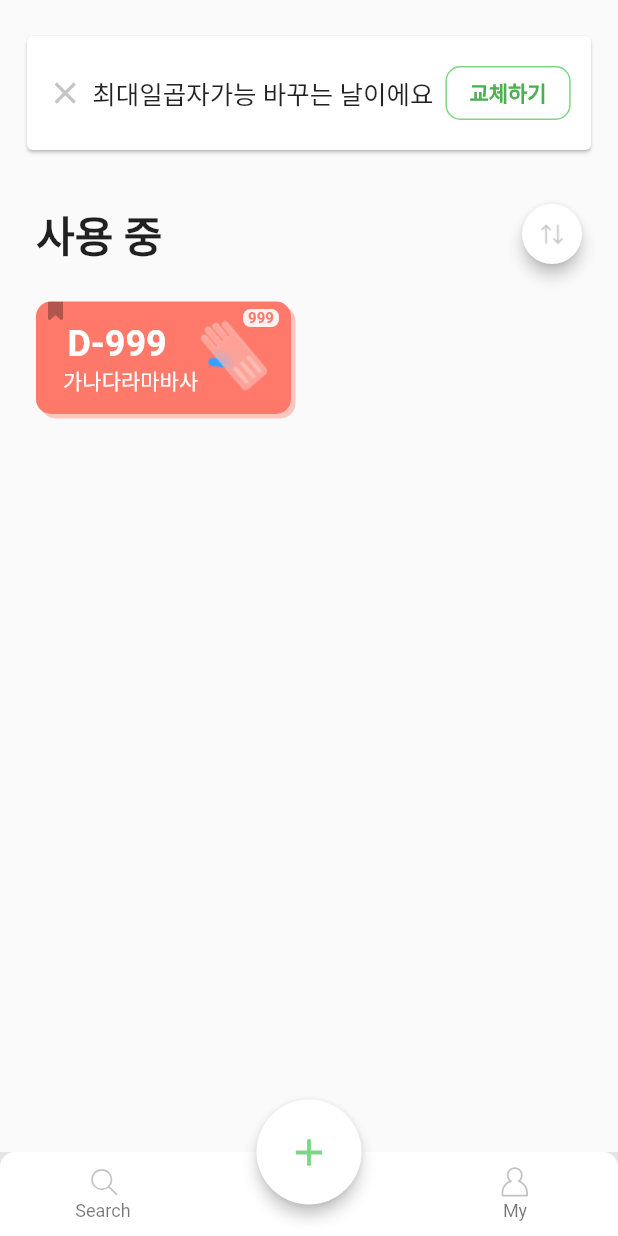
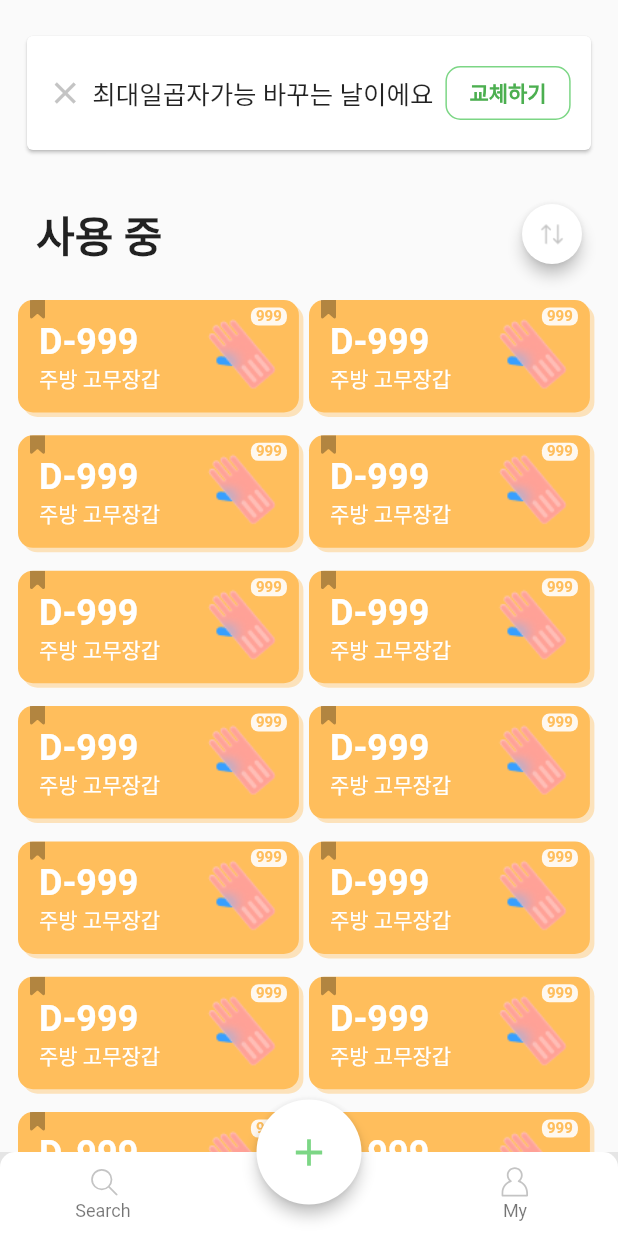
Before and after one commit to bentleypark/noticeme_v2, a Flutter app: the screen it shows after launch, on a phone screen of 412 x 824 dp. Run offline on Flutter 3.47's test engine with Material 2 defaults, Android fonts, the phone set to English and light mode, and no system bars; drawn by our look-alikes of auto_size_text; our stand-ins replace flutter_svg, get.

Commit message:
소모품 리스트 레이아웃 작업

```diff
--- a/lib/binding/manage_binding.dart
+++ b/lib/binding/manage_binding.dart
@@ -1,9 +1,11 @@
 import 'package:get/get.dart';
 import 'package:noticeme/controller/manage_controller.dart';
+import 'package:noticeme/presentation/manage/notification_controller.dart';
 
 class ManageBinding extends Bindings {
   @override
   void dependencies() {
     Get.lazyPut<ManageController>(() => ManageController());
+    Get.lazyPut<NotificationController>(() => NotificationController());
   }
 }
--- /dev/null
+++ b/lib/data/model/user_consumable.dart
@@ -0,0 +1,51 @@
+import 'dart:ui';
+
+import 'package:noticeme/resources/colors.dart';
+import 'package:noticeme/utils/ex_fuctions.dart';
+
+class UserConsumable {
+  int id = 0;
+
+  String title;
+
+  String category = "";
+
+  String icon;
+
+  String color;
+
+  int duration = 0;
+
+  int starDate = 0;
+
+  int endDate = 0;
+
+  int alarmDate = 0;
+
+  UserConsumable(this.id, this.title, this.category, this.icon, this.color,
+      this.duration, this.starDate, this.endDate, this.alarmDate);
+
+  UserConsumable.short(this.title, this.icon, this.color);
+
+  findColor() {
+    switch (this.color) {
+      case "red":
+        return COLOR_RED_BLUE.parseColor();
+
+      case "green":
+        return COLOR_GREEN_ORANGE.parseColor();
+
+      case "red":
+        return COLOR_RED_BLUE.parseColor();
+
+      case "yellow":
+        return COLOR_YELLOW_PURPLE.parseColor();
+
+      case "brown":
+        return COLOR_BROWN_PINK.parseColor();
+
+      case "blue":
+        return COLOR_BLUE_RED.parseColor();
+    }
+  }
+}
--- a/lib/presentation/home/home.dart
+++ b/lib/presentation/home/home.dart
@@ -82,6 +82,7 @@ class Home extends StatelessWidget {
               width: 70,
               child: FittedBox(
                 child: FloatingActionButton(
+                  heroTag: null,
                   onPressed: () {},
                   tooltip: 'Add',
                   child: Icon(Icons.add, size: 24),
--- /dev/null
+++ b/lib/presentation/manage/item_card_view.dart
@@ -0,0 +1,117 @@
+import 'package:flutter/material.dart';
+import 'package:flutter_svg/svg.dart';
+import 'package:noticeme/data/model/user_consumable.dart';
+import 'package:noticeme/resources/colors.dart';
+import 'package:noticeme/utils/ex_fuctions.dart';
+
+class ItemCardView extends StatelessWidget {
+  ItemCardView(this.userConsumable);
+
+  final UserConsumable userConsumable;
+
+  @override
+  Widget build(BuildContext context) {
+    return Padding(
+      padding: EdgeInsets.only(),
+      child: Stack(
+        children: [
+          Padding(
+            padding: EdgeInsets.only(left: 3, top: 3),
+            child: Opacity(
+              opacity: 0.4,
+              child: Container(
+                decoration: BoxDecoration(
+                    borderRadius: BorderRadius.all(
+                      Radius.circular(10),
+                    ),
+                    color: userConsumable.findColor()),
+                width: MediaQuery.of(context).size.width / 2.2,
+                height: 75,
+              ),
+            ),
+          ),
+          Container(
+            decoration: BoxDecoration(
+                borderRadius: BorderRadius.all(
+                  Radius.circular(10),
+                ),
+                color: userConsumable.findColor()),
+            width: MediaQuery.of(context).size.width / 2.2,
+            height: 75,
+            child: Stack(
+              children: [
+                Padding(
+                  padding: EdgeInsets.only(left: 8),
+                  child: SvgPicture.asset('images/bookmark.svg'),
+                ),
+                Align(
+                  alignment: Alignment.topRight,
+                  child: Padding(
+                    padding: EdgeInsets.only(right: 8, top: 5),
+                    child: Opacity(
+                      opacity: 0.9,
+                      child: Container(
+                        width: 24,
+                        height: 12,
+                        alignment: Alignment.center,
+                        decoration: BoxDecoration(
+                            borderRadius: BorderRadius.all(
+                              Radius.circular(5),
+                            ),
+                            color: COLOR_WHITE.parseColor()),
+                        child: Text(
+                          '999',
+                          style: TextStyle(
+                              color: userConsumable.findColor(),
+                              fontSize: 10,
+                              fontWeight: FontWeight.w700),
+                        ),
+                      ),
+                    ),
+                  ),
+                ),
+                Align(
+                  alignment: Alignment.topRight,
+                  child: Padding(
+                    padding: EdgeInsets.only(right: 12, top: 9),
+                    child: Image(
+                      image:
+                          AssetImage('images/' + userConsumable.icon + '.png'),
+                      width: 52,
+                      height: 52,
+                    ),
+                  ),
+                ),
+                Align(
+                  alignment: Alignment.centerLeft,
+                  child: Padding(
+                    padding: EdgeInsets.only(top: 14, left: 14),
+                    child: Column(
+                      crossAxisAlignment: CrossAxisAlignment.start,
+                      children: [
+                        Text(
+                          'D-999',
+                          style: TextStyle(
+                              color: COLOR_WHITE.parseColor(),
+                              fontSize: 24,
+                              fontWeight: FontWeight.w700),
+                        ),
+                        Text(
+                          userConsumable.title,
+                          style: TextStyle(
+                              color: COLOR_WHITE.parseColor(),
+                              fontSize: 14,
+                              fontWeight: FontWeight.w400),
+                        ),
+                      ],
+                    ),
+                  ),
+                )
+              ],
+            ),
+          ),
+        ],
+      ),
+    );
+  }
+}
--- a/lib/presentation/manage/manage.dart
+++ b/lib/presentation/manage/manage.dart
@@ -12,7 +12,8 @@ class Manage extends GetView<ManageController> {
       statusBarColor: Colors.white, // status bar color
       systemNavigationBarColor: Colors.white, // navigation bar color
       statusBarIconBrightness: Brightness.dark, // status bar icon color
-      systemNavigationBarIconBrightness: Brightness.dark, // color of navigation controls
+      systemNavigationBarIconBrightness:
+          Brightness.dark, // color of navigation controls
     ));
   }
 
@@ -23,11 +24,13 @@ class Manage extends GetView<ManageController> {
           ? Stack(
               children: [EmptyView()],
             )
-          : Padding(
-              padding: EdgeInsets.only(top: 24),
-              child: Column(
-                mainAxisAlignment: MainAxisAlignment.start,
-                children: [NotificationView(), ManageView(controller)],
+          : SingleChildScrollView(
+              child: Padding(
+                padding: EdgeInsets.only(top: 24),
+                child: Column(
+                  mainAxisAlignment: MainAxisAlignment.start,
+                  children: [NotificationView(), ManageView(controller)],
+                ),
               ),
             ),
     );
--- a/lib/presentation/manage/manage_view.dart
+++ b/lib/presentation/manage/manage_view.dart
@@ -1,6 +1,7 @@
 import 'package:flutter/material.dart';
-import 'package:flutter_svg/svg.dart';
 import 'package:noticeme/controller/manage_controller.dart';
+import 'package:noticeme/data/model/user_consumable.dart';
+import 'package:noticeme/presentation/manage/item_card_view.dart';
 import 'package:noticeme/resources/colors.dart';
 import 'package:noticeme/utils/ex_fuctions.dart';
 
@@ -30,7 +31,7 @@ class ManageView extends StatelessWidget {
             Align(
               alignment: Alignment.topRight,
               child: Padding(
-                padding: EdgeInsets.only(right: 24, top: 12),
+                padding: EdgeInsets.only(right: 24, top: 12, bottom: 24),
                 child: Container(
                   height: 40,
                   width: 40,
@@ -50,108 +51,30 @@ class ManageView extends StatelessWidget {
           ],
         ),
         Padding(
-          padding: EdgeInsets.only(left: 24, top: 24),
-          child: Stack(
-            children: [
-              Padding(
-                padding: EdgeInsets.only(left: 3, top: 3),
-                child: Opacity(
-                  opacity: 0.4,
-                  child: Container(
-                    decoration: BoxDecoration(
-                        borderRadius: BorderRadius.all(
-                          Radius.circular(10),
-                        ),
-                        color: COLOR_RED_BLUE.parseColor()),
-                    width: 170,
-                    height: 75,
-                  ),
-                ),
-              ),
-              Container(
-                decoration: BoxDecoration(
-                    borderRadius: BorderRadius.all(
-                      Radius.circular(10),
-                    ),
-                    color: COLOR_RED_BLUE.parseColor()),
-                width: 170,
-                height: 75,
-                child: Stack(
-                  children: [
-                    Padding(
-                      padding: EdgeInsets.only(left: 8),
-                      child: SvgPicture.asset('images/bookmark.svg'),
-                    ),
-                    Align(
-                      alignment: Alignment.topRight,
-                      child: Padding(
-                        padding: EdgeInsets.only(right: 8, top: 5),
-                        child: Opacity(
-                          opacity: 0.9,
-                          child: Container(
-                            width: 24,
-                            height: 12,
-                            alignment: Alignment.center,
-                            decoration: BoxDecoration(
-                                borderRadius: BorderRadius.all(
-                                  Radius.circular(5),
-                                ),
-                                color: COLOR_WHITE.parseColor()),
-                            child: Text(
-                              '999',
-                              style: TextStyle(
-                                  color: COLOR_RED_BLUE.parseColor(),
-                                  fontSize: 10,
-                                  fontWeight: FontWeight.w700),
-                            ),
-                          ),
-                        ),
-                      ),
-                    ),
-                    Align(
-                      alignment: Alignment.topRight,
-                      child: Padding(
-                        padding: EdgeInsets.only(right: 12, top: 9),
-                        child: Image(
-                          image: AssetImage('images/blue_glove.png'),
-                          width: 52,
-                          height: 52,
-                        ),
-                      ),
-                    ),
-                    Align(
-                      alignment: Alignment.centerLeft,
-                      child: Padding(
-                        padding: EdgeInsets.only( top: 14),
-                        child: Column(
-                          children: [
-                            Text(
-                              'D-999',
-                              style: TextStyle(
-                                  color: COLOR_WHITE.parseColor(),
-                                  fontSize: 24,
-                                  fontWeight: FontWeight.w700),
-                            ),
-                            Padding(
-                              padding: EdgeInsets.only(left: 18),
-                              child: Text(
-                                '가나다라마바사',
-                                style: TextStyle(
-                                    color: COLOR_WHITE.parseColor(),
-                                    fontSize: 14,
-                                    fontWeight: FontWeight.w400),
-                              ),
-                            )
-                          ],
-                        ),
-                      ),
-                    )
-                  ],
-                ),
-              ),
-            ],
+          padding: EdgeInsets.only(
+            right: 12,
+            bottom: 50,
+            left: 12,
           ),
-        )
+          child: GridView.count(
+            // Create a grid with 2 columns. If you change the scrollDirection to
+            // horizontal, this produces 2 rows.
+            crossAxisCount: 2,
+            primary: false,
+            scrollDirection: Axis.vertical,
+            shrinkWrap: true,
+            childAspectRatio: MediaQuery.of(context).size.width /
+                (MediaQuery.of(context).size.height / 4.3),
+            // Generate 100 widgets that display their index in the List.
+            children: List.generate(
+              24,
+              (index) {
+                return ItemCardView(
+                    UserConsumable.short('주방 고무장갑', 'blue_glove', 'yellow'));
+              },
+            ),
+          ),
+        ),
       ],
     );
   }
--- a/lib/resources/colors.dart
+++ b/lib/resources/colors.dart
@@ -1,7 +1,11 @@
 const COLOR_WHITE = '#FFFFFF';
 const COLOR_GRAY = '#E5E5E5';
 const COLOR_GRAY01 = '#C4C4C4';
-const COLOR_GREEN_ORANGE = '#7CD685';
 const COLOR_BLACK = '#333333';
 
+const COLOR_GREEN_ORANGE = '#7CD685';
 const COLOR_RED_BLUE = '#FF796A';
+const COLOR_YELLOW_PURPLE = '#FFBE5C';
+const COLOR_BROWN_PINK = '#C79172';
+const COLOR_PURPLE_YELLOW = '#B883EE';
+const COLOR_BLUE_RED = '#379FFF';
--- a/lib/router/router.dart
+++ b/lib/router/router.dart
@@ -3,6 +3,7 @@ import 'package:noticeme/binding/home_binding.dart';
 import 'package:noticeme/binding/manage_binding.dart';
 import 'package:noticeme/binding/splash_binding.dart';
 import 'package:noticeme/presentation/home/home.dart';
+import 'package:noticeme/presentation/manage/manage.dart';
 import 'package:noticeme/presentation/splash/splash.dart';
 
 routers() => [
@@ -10,7 +11,7 @@ routers() => [
           name: Routers.SPLASH, page: () => Splash(), binding: SplashBinding()),
       GetPage(name: Routers.HOME, page: () => Home(), binding: HomeBinding()),
       GetPage(
-          name: Routers.MANAGE, page: () => Home(), binding: ManageBinding()),
+          name: Routers.MANAGE, page: () => Manage(), binding: ManageBinding()),
     ];
 
 abstract class Routers {
--- a/pubspec.yaml
+++ b/pubspec.yaml
@@ -40,11 +40,15 @@ dependencies:
   flutter_svg:
   auto_size_text:
 
+  floor:
+
 dev_dependencies:
   flutter_test:
     sdk: flutter
 # For information on the generic Dart part of this file, see the
 # following page: https://dart.dev/tools/pub/pubspec
+  floor_generator:
+  build_runner:
 
 # The following section is specific to Flutter.
 flutter:
```
Also changed, not shown: pubspec.lock, 3 other files.
